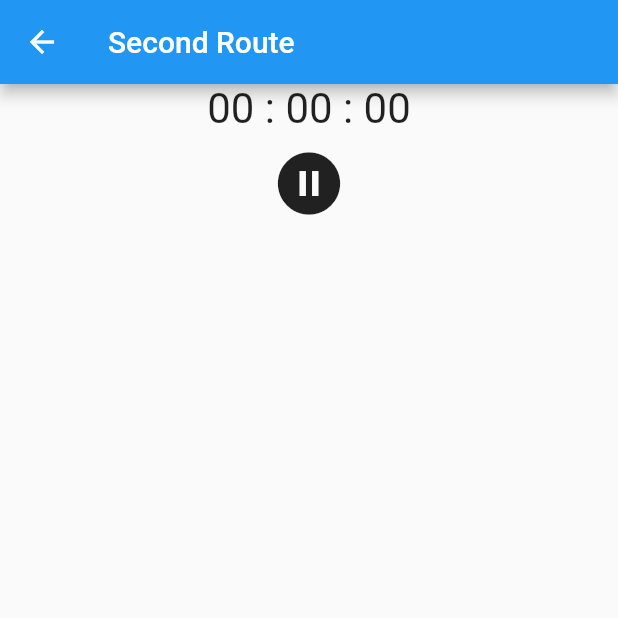
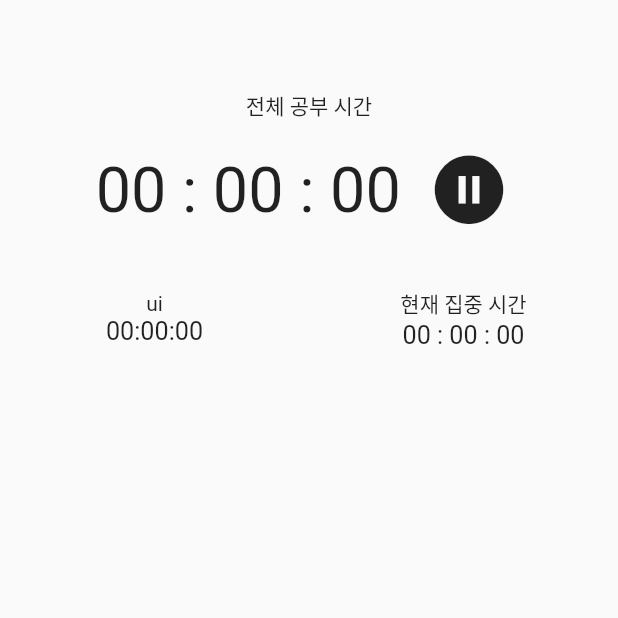
Before and after one commit to Choalstn/flutter_timer, a Flutter app: the screen it shows after launch, after a tap on "UI/UX 프로그래밍", on a phone screen of 412 x 824 dp, the top half of it. Run offline on Flutter 3.47's test engine with Material 2 defaults, Android fonts, the phone set to English and light mode, and no system bars.

```diff
--- /dev/null
+++ b/lib/SubjectTimer.dart
@@ -0,0 +1,67 @@
+import 'package:flutter/material.dart';
+import 'timerPage.dart';
+
+class SubjectTimer extends StatelessWidget {
+
+  List<Subject> subjects;
+  SubjectTimer(this.subjects, {Key? key}) : super(key: key) {}
+
+
+  @override
+  Widget build(BuildContext context) {
+    return Scaffold(
+      body: Center(
+          child: Column(
+            children: [
+              const Padding(
+                  padding: EdgeInsets.only(top: 60),
+                  child: Text('전체 공부 시간')
+              ),
+              Container(height: 10),
+
+              Container(
+                child: Row (
+                  mainAxisAlignment: MainAxisAlignment.center,
+                  children: [
+                    const Text('00 : 00 : 00', textScaleFactor: 3),
+                    Container(width: 10),
+                    IconButton(
+                      icon: const Icon(Icons.pause_circle),
+                      iconSize: 55,
+                      onPressed: () {
+                        Navigator.pop(context);
+                        ScaffoldMessenger.of(context).showSnackBar(const SnackBar(content: Text('누름'),));
+                      },
+                    ),
+                  ],
+                ),
+              ),
+              Container(height: 30),
+
+              Row(
+                children: [
+                  Expanded(
+                    child: Column(
+                        children: const [
+                          Text('ui'),
+                          Text('00:00:00', textScaleFactor: 1.2),
+                        ])
+                  ),
+
+                  Expanded(
+                      child: Column(
+                          children: const [
+                            Text('현재 집중 시간'),
+                            Text('00 : 00 : 00', textScaleFactor: 1.2),
+                      ]
+                  ))
+                ],
+              )
+            ],
+          ),
+      ),
+    );
+  }
+
+
+}
--- a/lib/timerPage.dart
+++ b/lib/timerPage.dart
@@ -1,47 +1,52 @@
 import 'package:flutter/material.dart';
 import 'dart:async';
+import 'SubjectTimer.dart';
 
+class Subject {
+  String name;
+  Color color;
+  late int elaspeMiliSeconds;
+
+  Subject(this.name, this.color);
+}
 
 class TimerPage extends StatefulWidget {
-
   @override
   State<StatefulWidget> createState() => _TimerPage();
 }
 
+
 class _TimerPage extends State<TimerPage> {
   late Timer _timer;
+  Stopwatch _stopwatch = Stopwatch();
 
-  int _secTime = 58;
-  int _minTime = 59;
-  int _hourTime = 0;
+  List<Subject> subjects = [
+    Subject('UI/UX 프로그래밍', Colors.red),
+    Subject('데이터베이스', Colors.purple),
+    Subject('가상현실과 비즈니스 모델', Colors.cyan)
+  ];
+
+  int hourTime = 0;
+  int minTime = 0;
+  int secTime = 0;
 
   void _startCountUp() {
-    _timer = Timer.periodic(Duration(seconds: 1), (timer) {
+    _timer = Timer.periodic(Duration(milliseconds: 100), (timer) {
       setState(() {
-        _secTime++;
-
-        if(_secTime>59) {
-          _minTime++;
-          _secTime = 0;
-          _secTime++;
-        }
-
-        if(_minTime>59) {
-          _hourTime++;
-          _minTime = 0;
-          Duration.secondsPerDay;
-        }
+        var elapsedSeconds = (_stopwatch.elapsedMilliseconds / 1000).toInt();
+        secTime = elapsedSeconds % 60;
+        minTime = elapsedSeconds ~/ 60 % 60;
+        hourTime = elapsedSeconds ~/ 60 ~/ 60;
       });
     });
   }
 
-
   @override
   Widget build(BuildContext context) {
 
-    var sec = '${_secTime}'.padLeft(2, '0');
-    var min = '${_minTime}'.padLeft(2, '0');
-    var hour = '${_hourTime}'.padLeft(2, '0');
+    var sec = '${secTime}'.padLeft(2, '0');
+    var min = '${minTime}'.padLeft(2, '0');
+    var hour = '${hourTime}'.padLeft(2, '0');
 
     return Scaffold(
       body: Column(
@@ -65,50 +70,24 @@ class _TimerPage extends State<TimerPage> {
               ]),
           ),
 
-          Container(
-            child : Column(
-              children: [
+          Expanded(
+            child : ListView.builder(
+                  itemCount: subjects.length ,
+                  itemBuilder:(context, i) =>
                       ListTile(
                       onTap: () {
                         _startCountUp();
+                        if(!_stopwatch.isRunning) {
+                          _stopwatch.start();
+                        }
                         Navigator.push(
                             context,
-                        MaterialPageRoute(builder: (context) => SecondRoute()));
+                            MaterialPageRoute(builder: (context) => SubjectTimer(subjects)));
                       },
-                  leading: Icon(Icons.add),
-                  title: Text('UI/UX 프로그래밍'),
+                      leading: Icon(Icons.add, color: subjects[i].color),
+                      title: Text(subjects[i].name),
                     ),
 
-                ListTile(
-                  onTap: () {
-                    _startCountUp();
-                    Navigator.push(context, MaterialPageRoute(builder: (context) => SecondRoute()));
-
-                  },
-                  leading: Icon(Icons.add),
-                  title: Text('가상현실과 비즈니즈 모델'),
-                ),
-
-                ListTile(
-                    onTap: () {
-                      _startCountUp();
-                      Navigator.push(context, MaterialPageRoute(builder: (context) => SecondRoute()));
-                    },
-                    leading: Icon(Icons.add),
-                    title: Text('안드로이드 프로그래밍')
-                ),
-
-                ListTile(
-                  onTap: () {
-                    _startCountUp();
-                    Navigator.push(
-                        context,
-                        MaterialPageRoute(builder: (context) => SecondRoute()));
-                  },
-                  leading: Icon(Icons.add),
-                  title: Text('데이터베이스 기초'),
-                ),
-              ],
                 )
             )
         ],
@@ -118,34 +97,3 @@ class _TimerPage extends State<TimerPage> {
     );
   }
 }
-
-class SecondRoute extends StatelessWidget {
-
-
-  @override
-  Widget build(BuildContext context) {
-    return Scaffold(
-      appBar: AppBar(
-        title: Text("Second Route"),
-      ),
-      body: Center(
-        child: Column(
-          children: [
-            Container(
-              child : Text('00 : 00 : 00', textScaleFactor: 2),
-            ),
-
-            IconButton(
-              icon: Icon(Icons.pause_circle),
-              iconSize: 50,
-              onPressed: () {
-                Navigator.pop(context);
-                ScaffoldMessenger.of(context).showSnackBar(SnackBar(content: Text('누름'),));
-              },
-            ),
-          ],
-        )
-      ),
-    );
-  }
-}
--- a/pubspec.yaml
+++ b/pubspec.yaml
@@ -34,6 +34,7 @@ dependencies:
   # The following adds the Cupertino Icons font to your application.
   # Use with the CupertinoIcons class for iOS style icons.
   cupertino_icons: ^1.0.2
+  intl: ^0.17.0
 
 dev_dependencies:
   flutter_test:
```
Also changed, not shown: pubspec.lock. Lines whose indentation alone changed are shown as unchanged.
